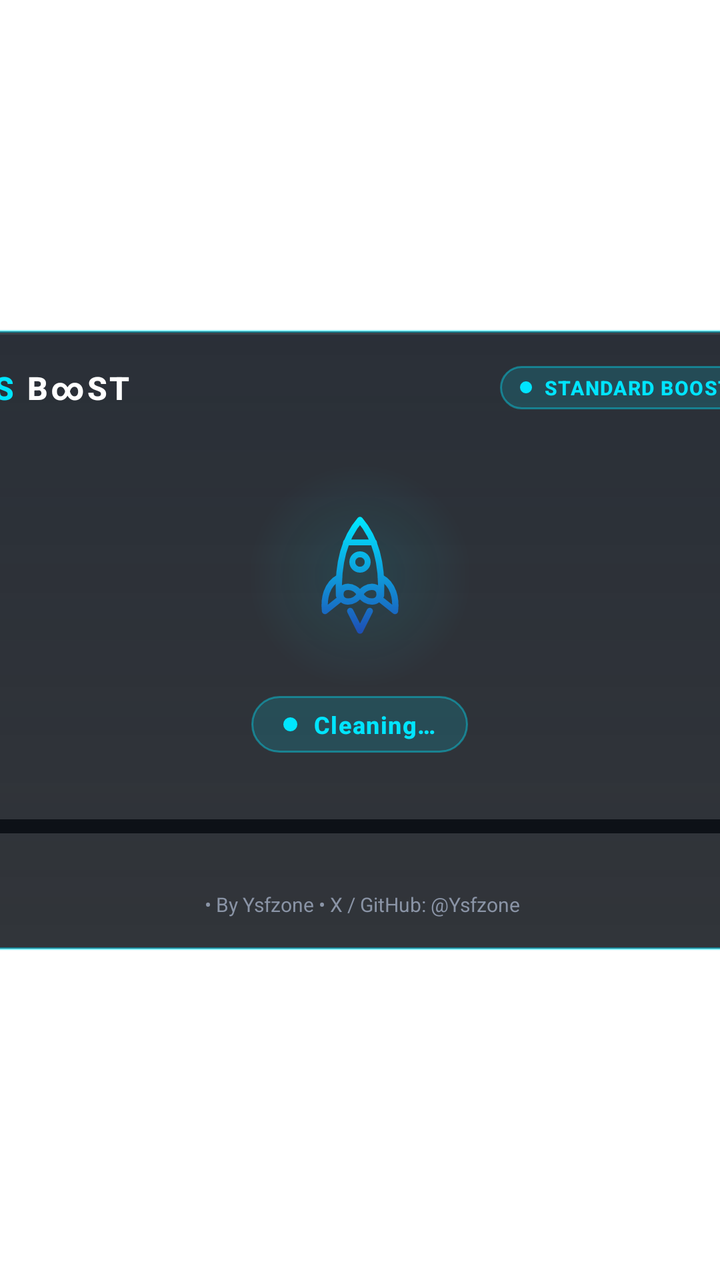
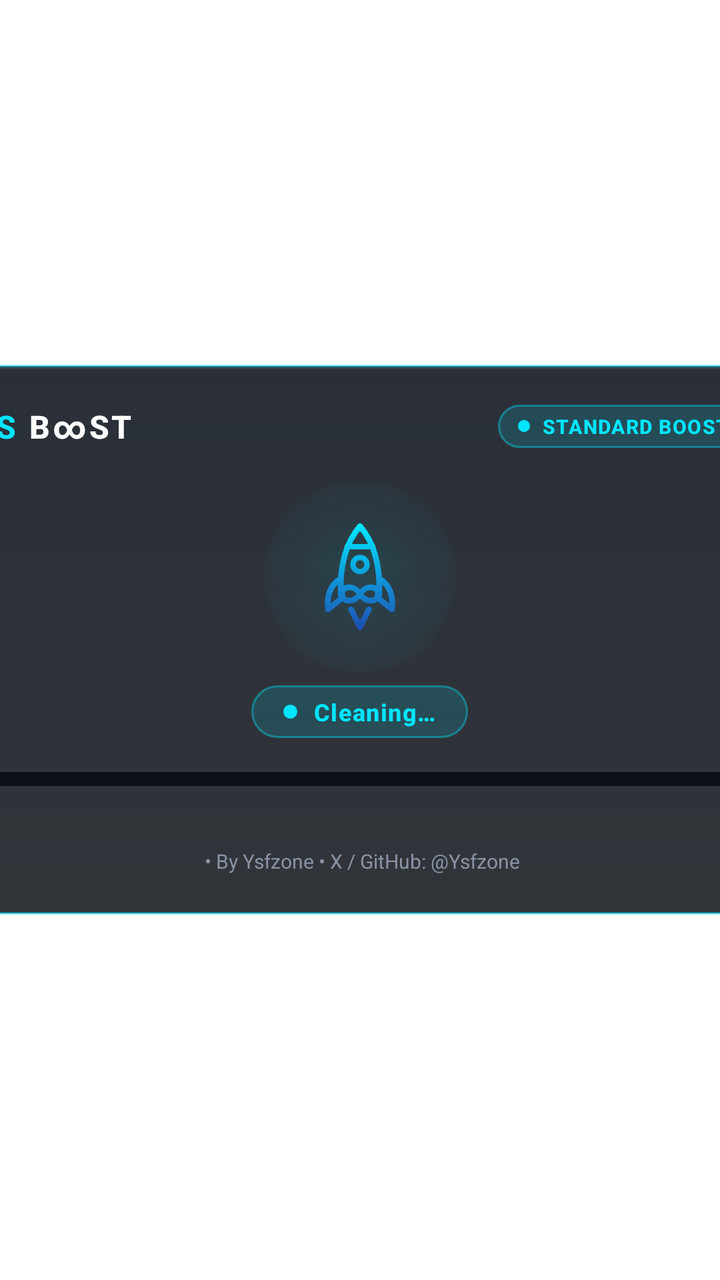

The first picture is an Android layout as it rendered before a commit; the second is the same layout after the commit. The layout source and the unified diff follow.
<!-- AndroidManifest.xml: application theme Theme.OsBoost.Translucent -->
<!-- res/layout/activity_main.xml -->
<?xml version="1.0" encoding="utf-8"?>
<FrameLayout xmlns:android="http://schemas.android.com/apk/res/android"
    android:id="@+id/rootContainer"
    android:layout_width="match_parent"
    android:layout_height="match_parent">

    <LinearLayout
        android:id="@+id/popupCard"
        android:layout_width="440dp"
        android:layout_height="310dp"
        android:layout_gravity="center"
        android:background="@drawable/bg_popup_neon"
        android:clipChildren="true"
        android:clipToPadding="true"
        android:elevation="18dp"
        android:orientation="vertical"
        android:paddingStart="24dp"
        android:paddingTop="18dp"
        android:paddingEnd="24dp"
        android:paddingBottom="16dp">

        
        <LinearLayout
            android:layout_width="match_parent"
            android:layout_height="wrap_content"
            android:gravity="center_vertical"
            android:orientation="horizontal">

            <TextView
                android:id="@+id/tvAppTitleOs"
                android:layout_width="wrap_content"
                android:layout_height="wrap_content"
                android:fontFamily="sans-serif-medium"
                android:letterSpacing="0.08"
                android:text="OS "
                android:textColor="@color/brand_cyan_electric"
                android:textSize="16sp"
                android:textStyle="bold" />

            <TextView
                android:id="@+id/tvAppTitle"
                android:layout_width="wrap_content"
                android:layout_height="wrap_content"
                android:fontFamily="sans-serif-medium"
                android:letterSpacing="0.08"
                android:text="B∞ST"
                android:textColor="@color/brand_white_pure"
                android:textSize="16sp"
                android:textStyle="bold" />

            <View
                android:layout_width="0dp"
                android:layout_height="1dp"
                android:layout_weight="1" />

            <LinearLayout
                android:id="@+id/llModePill"
                android:layout_width="wrap_content"
                android:layout_height="wrap_content"
                android:background="@drawable/bg_mode_pill"
                android:gravity="center_vertical"
                android:orientation="horizontal"
                android:paddingStart="10dp"
                android:paddingTop="4dp"
                android:paddingEnd="10dp"
                android:paddingBottom="4dp">

                <ImageView
                    android:id="@+id/ivModeDot"
                    android:layout_width="6dp"
                    android:layout_height="6dp"
                    android:contentDescription="@null"
                    android:src="@drawable/dot_glow_cyan" />

                <TextView
                    android:id="@+id/tvModeLabel"
                    android:layout_width="wrap_content"
                    android:layout_height="wrap_content"
                    android:layout_marginStart="6dp"
                    android:fontFamily="sans-serif-medium"
                    android:letterSpacing="0.05"
                    android:text="@string/mode_standard"
                    android:textColor="@color/brand_cyan_electric"
                    android:textSize="10sp"
                    android:textStyle="bold" />
            </LinearLayout>
        </LinearLayout>

        
        <FrameLayout
            android:id="@+id/centralStage"
            android:layout_width="match_parent"
            android:layout_height="0dp"
            android:layout_weight="1"
            android:clipChildren="true"
            android:clipToPadding="false">

            
            <LinearLayout
                android:id="@+id/llCleaningStage"
                android:layout_width="match_parent"
                android:layout_height="match_parent"
                android:gravity="center"
                android:orientation="vertical">

                <FrameLayout
                    android:id="@+id/rocketStage"
                    android:layout_width="match_parent"
                    android:layout_height="112dp"
                    android:clipChildren="false"
                    android:clipToPadding="false">

                    <View
                        android:id="@+id/viewRocketAura"
                        android:layout_width="112dp"
                        android:layout_height="112dp"
                        android:layout_gravity="center"
                        android:background="@drawable/bg_rocket_aura" />

                    <ImageView
                        android:id="@+id/ivFlame"
                        android:layout_width="26dp"
                        android:layout_height="26dp"
                        android:layout_gravity="center"
                        android:layout_marginTop="34dp"
                        android:alpha="0"
                        android:contentDescription="@null"
                        android:src="@drawable/ic_flame" />

                    <ImageView
                        android:id="@+id/ivRocket"
                        android:layout_width="70dp"
                        android:layout_height="70dp"
                        android:layout_gravity="center"
                        android:contentDescription="@string/cd_rocket"
                        android:src="@drawable/ic_osboost_rocket" />
                </FrameLayout>

                <LinearLayout
                    android:id="@+id/llCleaningPill"
                    android:layout_width="wrap_content"
                    android:layout_height="wrap_content"
                    android:layout_marginTop="4dp"
                    android:background="@drawable/bg_mode_pill"
                    android:gravity="center_vertical"
                    android:orientation="horizontal"
                    android:paddingStart="16dp"
                    android:paddingTop="6dp"
                    android:paddingEnd="16dp"
                    android:paddingBottom="6dp">

                    <ImageView
                        android:layout_width="7dp"
                        android:layout_height="7dp"
                        android:contentDescription="@null"
                        android:src="@drawable/dot_glow_cyan" />

                    <TextView
                        android:id="@+id/tvCleaningStatus"
                        android:layout_width="wrap_content"
                        android:layout_height="wrap_content"
                        android:layout_marginStart="8dp"
                        android:fontFamily="sans-serif-medium"
                        android:letterSpacing="0.04"
                        android:text="@string/status_cleaning"
                        android:textColor="@color/brand_cyan_electric"
                        android:textSize="12sp"
                        android:textStyle="bold" />
                </LinearLayout>
            </LinearLayout>

            
            <LinearLayout
                android:id="@+id/llResults"
                android:layout_width="match_parent"
                android:layout_height="match_parent"
                android:gravity="center"
                android:orientation="vertical"
                android:visibility="gone">

                
                <LinearLayout
                    android:id="@+id/llDoneBadge"
                    android:layout_width="wrap_content"
                    android:layout_height="wrap_content"
                    android:background="@drawable/bg_mode_pill"
                    android:gravity="center_vertical"
                    android:orientation="horizontal"
                    android:paddingStart="12dp"
                    android:paddingTop="4dp"
                    android:paddingEnd="12dp"
                    android:paddingBottom="4dp">

                    <ImageView
                        android:layout_width="13dp"
                        android:layout_height="13dp"
                        android:contentDescription="@null"
                        android:src="@drawable/ic_check_cyan" />

                    <TextView
                        android:id="@+id/tvDoneLabel"
                        android:layout_width="wrap_content"
                        android:layout_height="wrap_content"
                        android:layout_marginStart="5dp"
                        android:fontFamily="sans-serif-medium"
                        android:letterSpacing="0.08"
                        android:text="@string/status_done"
                        android:textColor="@color/brand_cyan_electric"
                        android:textSize="11sp"
                        android:textStyle="bold" />
                </LinearLayout>

                <TextView
                    android:id="@+id/tvAvailableLabel"
                    android:layout_width="wrap_content"
                    android:layout_height="wrap_content"
                    android:layout_marginTop="6dp"
                    android:text="@string/label_available_ram"
                    android:textColor="@color/brand_silver_muted"
                    android:textSize="11sp" />

                <TextView
                    android:id="@+id/tvHeroRam"
                    android:layout_width="wrap_content"
                    android:layout_height="wrap_content"
                    android:fontFamily="sans-serif-medium"
                    android:textColor="@color/brand_white_pure"
                    android:textSize="34sp"
                    android:textStyle="bold" />

                <TextView
                    android:id="@+id/tvDeltaBadge"
                    android:layout_width="wrap_content"
                    android:layout_height="wrap_content"
                    android:layout_marginTop="4dp"
                    android:background="@drawable/bg_badge_neon"
                    android:paddingStart="14dp"
                    android:paddingTop="4dp"
                    android:paddingEnd="14dp"
                    android:paddingBottom="4dp"
                    android:textColor="@color/brand_cyan_electric"
                    android:textSize="12sp"
                    android:textStyle="bold" />
            </LinearLayout>

        </FrameLayout>

        
        <ProgressBar
            android:id="@+id/pbRam"
            style="?android:attr/progressBarStyleHorizontal"
            android:layout_width="match_parent"
            android:layout_height="7dp"
            android:layout_marginTop="6dp"
            android:max="100"
            android:progress="0"
            android:progressDrawable="@drawable/progress_neon" />

        
        <TextView
            android:id="@+id/tvRamUsage"
            android:layout_width="match_parent"
            android:layout_height="wrap_content"
            android:layout_marginTop="6dp"
            android:gravity="center"
            android:textColor="@color/brand_silver_muted"
            android:textSize="11sp"
            android:visibility="invisible" />

        
        <Button
            android:id="@+id/btnUpdate"
            android:layout_width="match_parent"
            android:layout_height="34dp"
            android:layout_marginTop="6dp"
            android:background="@drawable/bg_update_button"
            android:focusable="true"
            android:focusableInTouchMode="true"
            android:nextFocusUp="@id/btnUpdate"
            android:nextFocusDown="@id/btnUpdate"
            android:nextFocusLeft="@id/btnUpdate"
            android:nextFocusRight="@id/btnUpdate"
            android:textAllCaps="false"
            android:textColor="@color/brand_cyan_electric"
            android:textSize="12sp"
            android:textStyle="bold"
            android:visibility="gone" />

        
        <LinearLayout
            android:layout_width="match_parent"
            android:layout_height="wrap_content"
            android:layout_marginTop="8dp"
            android:gravity="center"
            android:layoutDirection="ltr"
            android:orientation="horizontal">

            <TextView
                android:id="@+id/tvFooterVersion"
                android:layout_width="wrap_content"
                android:layout_height="wrap_content"
                android:fontFamily="sans-serif-medium"
                android:textColor="@color/brand_cyan_electric"
                android:textSize="10sp"
                android:textStyle="bold" />

            <TextView
                android:id="@+id/tvFooterAttribution"
                android:layout_width="wrap_content"
                android:layout_height="wrap_content"
                android:text=" • By Ysfzone • X / GitHub: @Ysfzone"
                android:textColor="@color/brand_silver_muted"
                android:textSize="10sp" />
        </LinearLayout>

    </LinearLayout>

</FrameLayout>
<!-- resources referenced by this layout -->
<resources>
  <color name="brand_cyan_electric">#00E5FF</color>
  <color name="brand_silver_muted">#8A94A6</color>
  <color name="brand_white_pure">#FFFFFF</color>
  <!-- drawable bg_badge_neon (drawable) -->
  <?xml version="1.0" encoding="utf-8"?>
  <shape xmlns:android="http://schemas.android.com/apk/res/android"
      android:shape="rectangle">
      <solid android:color="@color/brand_bg_obsidian" />
      <corners android:radius="12dp" />
      <stroke
          android:width="1dp"
          android:color="@color/brand_cyan_electric" />
  </shape>
  <!-- drawable bg_mode_pill (drawable) -->
  <?xml version="1.0" encoding="utf-8"?>
  <shape xmlns:android="http://schemas.android.com/apk/res/android"
      android:shape="rectangle">
      <solid android:color="#2600E5FF" />
      <corners android:radius="16dp" />
      <stroke
          android:width="1dp"
          android:color="#6600E5FF" />
  </shape>
  <!-- drawable bg_rocket_aura (drawable) -->
  <?xml version="1.0" encoding="utf-8"?>
  <shape xmlns:android="http://schemas.android.com/apk/res/android"
      android:shape="oval">
      <gradient
          android:endColor="#000D1117"
          android:gradientRadius="56dp"
          android:startColor="#1A00E5FF"
          android:type="radial" />
  </shape>
  <!-- drawable dot_glow_cyan (drawable) -->
  <?xml version="1.0" encoding="utf-8"?>
  <shape xmlns:android="http://schemas.android.com/apk/res/android"
      android:shape="oval">
      <solid android:color="@color/brand_cyan_electric" />
      <size
          android:width="8dp"
          android:height="8dp" />
  </shape>
  <!-- drawable ic_check_cyan (drawable) -->
  <?xml version="1.0" encoding="utf-8"?>
  <vector xmlns:android="http://schemas.android.com/apk/res/android"
      android:width="14dp"
      android:height="14dp"
      android:viewportWidth="24"
      android:viewportHeight="24">
      <path
          android:pathData="M5,12.5 L9.5,17 L19,7.5"
          android:strokeColor="@color/brand_cyan_electric"
          android:strokeLineCap="round"
          android:strokeLineJoin="round"
          android:strokeWidth="2.8" />
  </vector>
  <!-- drawable ic_flame (drawable) -->
  <?xml version="1.0" encoding="utf-8"?>
  <vector xmlns:android="http://schemas.android.com/apk/res/android"
      android:width="32dp"
      android:height="32dp"
      android:viewportWidth="32"
      android:viewportHeight="32">
  
      <path
          android:fillAlpha="0.55"
          android:fillColor="@color/brand_cyan_electric"
          android:pathData="M9,2 L23,2 C23,12 19,24 16,30 C13,24 9,12 9,2 Z" />
  
      <path
          android:fillAlpha="0.9"
          android:fillColor="@color/brand_white_pure"
          android:pathData="M12,2 L20,2 C20,9 17.8,18 16,22 C14.2,18 12,9 12,2 Z" />
  
  </vector>
  <string name="cd_rocket">OS BOOST Rocket</string>
  <string name="label_available_ram">Available RAM</string>
  <string name="mode_standard">STANDARD BOOST</string>
  <string name="status_cleaning">Cleaning…</string>
  <string name="status_done">DONE</string>
  <style name="Theme.OsBoost.Translucent" parent="@android:style/Theme.Translucent.NoTitleBar">
          <item name="android:windowBackground">@android:color/transparent</item>
          <item name="android:windowIsTranslucent">true</item>
          <item name="android:windowNoTitle">true</item>
          <item name="android:windowContentOverlay">@null</item>
          <item name="android:backgroundDimEnabled">true</item>
          <item name="android:backgroundDimAmount">0.35</item>
          <item name="android:windowAnimationStyle">@null</item>
      </style>
  <color name="brand_bg_obsidian">#0D1117</color>
  <color name="brand_blue_cobalt">#1E50B5</color>
  <!-- unchanged entries left out for length: 4 -->
</resources>

<!-- the commit's change to res/layout/activity_main.xml (unified diff, before → after) -->
@@ -6,18 +6,15 @@
 
     <LinearLayout
         android:id="@+id/popupCard"
-        android:layout_width="440dp"
-        android:layout_height="310dp"
+        android:layout_width="430dp"
+        android:layout_height="275dp"
         android:layout_gravity="center"
         android:background="@drawable/bg_popup_neon"
         android:clipChildren="true"
         android:clipToPadding="true"
         android:elevation="18dp"
         android:orientation="vertical"
-        android:paddingStart="24dp"
-        android:paddingTop="18dp"
-        android:paddingEnd="24dp"
-        android:paddingBottom="16dp">
+        android:padding="20dp">
 
         
         <LinearLayout
@@ -91,6 +88,9 @@
             android:id="@+id/centralStage"
             android:layout_width="match_parent"
             android:layout_height="0dp"
+            android:layout_gravity="center"
+            android:layout_marginTop="8dp"
+            android:layout_marginBottom="8dp"
             android:layout_weight="1"
             android:clipChildren="true"
             android:clipToPadding="false">
@@ -99,38 +99,39 @@
             <LinearLayout
                 android:id="@+id/llCleaningStage"
                 android:layout_width="match_parent"
-                android:layout_height="match_parent"
+                android:layout_height="wrap_content"
+                android:layout_gravity="center"
                 android:gravity="center"
                 android:orientation="vertical">
 
                 <FrameLayout
                     android:id="@+id/rocketStage"
                     android:layout_width="match_parent"
-                    android:layout_height="112dp"
+                    android:layout_height="96dp"
                     android:clipChildren="false"
                     android:clipToPadding="false">
 
                     <View
                         android:id="@+id/viewRocketAura"
-                        android:layout_width="112dp"
-                        android:layout_height="112dp"
+                        android:layout_width="96dp"
+                        android:layout_height="96dp"
                         android:layout_gravity="center"
                         android:background="@drawable/bg_rocket_aura" />
 
                     <ImageView
                         android:id="@+id/ivFlame"
-                        android:layout_width="26dp"
-                        android:layout_height="26dp"
+                        android:layout_width="22dp"
+                        android:layout_height="22dp"
                         android:layout_gravity="center"
-                        android:layout_marginTop="34dp"
+                        android:layout_marginTop="30dp"
                         android:alpha="0"
                         android:contentDescription="@null"
                         android:src="@drawable/ic_flame" />
 
                     <ImageView
                         android:id="@+id/ivRocket"
-                        android:layout_width="70dp"
-                        android:layout_height="70dp"
+                        android:layout_width="64dp"
+                        android:layout_height="64dp"
                         android:layout_gravity="center"
                         android:contentDescription="@string/cd_rocket"
                         android:src="@drawable/ic_osboost_rocket" />
@@ -140,14 +141,14 @@
                     android:id="@+id/llCleaningPill"
                     android:layout_width="wrap_content"
                     android:layout_height="wrap_content"
-                    android:layout_marginTop="4dp"
+                    android:layout_marginTop="6dp"
                     android:background="@drawable/bg_mode_pill"
                     android:gravity="center_vertical"
                     android:orientation="horizontal"
                     android:paddingStart="16dp"
-                    android:paddingTop="6dp"
+                    android:paddingTop="5dp"
                     android:paddingEnd="16dp"
-                    android:paddingBottom="6dp">
+                    android:paddingBottom="5dp">
 
                     <ImageView
                         android:layout_width="7dp"
@@ -173,48 +174,33 @@
             <LinearLayout
                 android:id="@+id/llResults"
                 android:layout_width="match_parent"
-                android:layout_height="match_parent"
+                android:layout_height="wrap_content"
+                android:layout_gravity="center"
                 android:gravity="center"
                 android:orientation="vertical"
                 android:visibility="gone">
 
                 
-                <LinearLayout
-                    android:id="@+id/llDoneBadge"
-                    android:layout_width="wrap_content"
-                    android:layout_height="wrap_content"
-                    android:background="@drawable/bg_mode_pill"
-                    android:gravity="center_vertical"
-                    android:orientation="horizontal"
-                    android:paddingStart="12dp"
-                    android:paddingTop="4dp"
-                    android:paddingEnd="12dp"
-                    android:paddingBottom="4dp">
+                <FrameLayout
+                    android:id="@+id/flDoneBadge"
+                    android:layout_width="34dp"
+                    android:layout_height="34dp"
+                    android:background="@drawable/bg_check_circle_cyan"
+                    android:contentDescription="@string/status_done">
 
                     <ImageView
-                        android:layout_width="13dp"
-                        android:layout_height="13dp"
+                        android:layout_width="16dp"
+                        android:layout_height="16dp"
+                        android:layout_gravity="center"
                         android:contentDescription="@null"
                         android:src="@drawable/ic_check_cyan" />
-
-                    <TextView
-                        android:id="@+id/tvDoneLabel"
-                        android:layout_width="wrap_content"
-                        android:layout_height="wrap_content"
-                        android:layout_marginStart="5dp"
-                        android:fontFamily="sans-serif-medium"
-                        android:letterSpacing="0.08"
-                        android:text="@string/status_done"
-                        android:textColor="@color/brand_cyan_electric"
-                        android:textSize="11sp"
-                        android:textStyle="bold" />
-                </LinearLayout>
+                </FrameLayout>
 
                 <TextView
                     android:id="@+id/tvAvailableLabel"
                     android:layout_width="wrap_content"
                     android:layout_height="wrap_content"
-                    android:layout_marginTop="6dp"
+                    android:layout_marginTop="8dp"
                     android:text="@string/label_available_ram"
                     android:textColor="@color/brand_silver_muted"
                     android:textSize="11sp" />
@@ -225,14 +211,14 @@
                     android:layout_height="wrap_content"
                     android:fontFamily="sans-serif-medium"
                     android:textColor="@color/brand_white_pure"
-                    android:textSize="34sp"
+                    android:textSize="32sp"
                     android:textStyle="bold" />
 
                 <TextView
                     android:id="@+id/tvDeltaBadge"
                     android:layout_width="wrap_content"
                     android:layout_height="wrap_content"
-                    android:layout_marginTop="4dp"
+                    android:layout_marginTop="6dp"
                     android:background="@drawable/bg_badge_neon"
                     android:paddingStart="14dp"
                     android:paddingTop="4dp"
@@ -251,7 +237,6 @@
             style="?android:attr/progressBarStyleHorizontal"
             android:layout_width="match_parent"
             android:layout_height="7dp"
-            android:layout_marginTop="6dp"
             android:max="100"
             android:progress="0"
             android:progressDrawable="@drawable/progress_neon" />
@@ -261,7 +246,7 @@
             android:id="@+id/tvRamUsage"
             android:layout_width="match_parent"
             android:layout_height="wrap_content"
-            android:layout_marginTop="6dp"
+            android:layout_marginTop="8dp"
             android:gravity="center"
             android:textColor="@color/brand_silver_muted"
             android:textSize="11sp"
@@ -272,7 +257,7 @@
             android:id="@+id/btnUpdate"
             android:layout_width="match_parent"
             android:layout_height="34dp"
-            android:layout_marginTop="6dp"
+            android:layout_marginTop="8dp"
             android:background="@drawable/bg_update_button"
             android:focusable="true"
             android:focusableInTouchMode="true"
<!-- resource entries referenced after the edit -->
@@ -12,6 +12,15 @@
       <stroke
           android:width="1dp"
           android:color="@color/brand_cyan_electric" />
+  </shape>
+  <!-- drawable bg_check_circle_cyan (drawable) -->
+  <?xml version="1.0" encoding="utf-8"?>
+  <shape xmlns:android="http://schemas.android.com/apk/res/android"
+      android:shape="oval">
+      <solid android:color="#2600E5FF" />
+      <stroke
+          android:width="1dp"
+          android:color="#6600E5FF" />
   </shape>
   <!-- drawable bg_mode_pill (drawable) -->
   <?xml version="1.0" encoding="utf-8"?>
